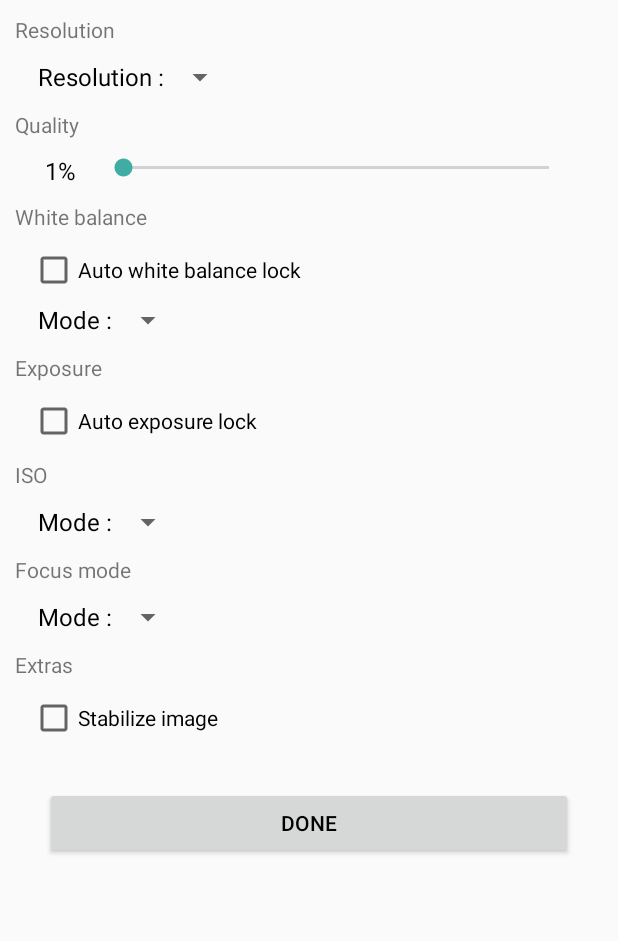
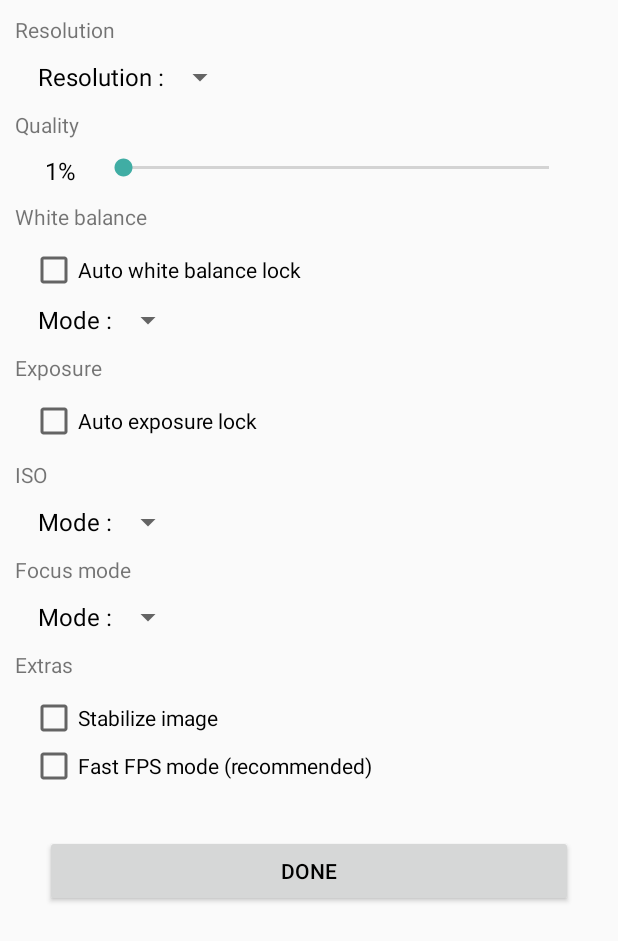
Before and after one commit to BrinedFish/BWARG-Slave, an Android app: the layout image_settings.xml on its own in the app's theme, with its tools: preview values and no code run, on a phone screen of 412 x 824 dp. Shown: the top 941 px of the screen. Run offline under Robolectric (Android 15) with nearby library versions, the phone set to English and light mode, and no system bars.

Commit message:
Added fast fps mode
Added Fast FPS mode, which is available on S3 CM11.
Rearranged the printing of parameters of the camera

```diff
--- a/app/src/main/java/com/bwarg/slave/StreamCameraActivity.java
+++ b/app/src/main/java/com/bwarg/slave/StreamCameraActivity.java
@@ -25,6 +25,7 @@ import android.content.Context;
 import android.content.Intent;
 import android.content.SharedPreferences;
 import android.hardware.Camera;
+import android.hardware.camera2.CameraCharacteristics;
 import android.net.nsd.NsdManager;
 import android.net.nsd.NsdServiceInfo;
 import android.net.wifi.WifiInfo;
@@ -86,11 +87,6 @@ public final class StreamCameraActivity extends Activity
     {
         super.onCreate(savedInstanceState);
         setContentView(R.layout.main);
-
-        Camera camera = Camera.open();
-        Camera.Parameters params = camera.getParameters();
-        Log.d(TAG, "Camera parameters : " + params.flatten().replaceAll(";", ";\n"));
-        camera.release();
 
         mPreviewDisplay = ((SurfaceView) findViewById(R.id.camera)).getHolder();
         mPreviewDisplay.setType(SurfaceHolder.SURFACE_TYPE_PUSH_BUFFERS);
--- a/app/src/main/res/layout/image_settings.xml
+++ b/app/src/main/res/layout/image_settings.xml
@@ -227,6 +227,13 @@
                     android:text="@string/image_stabilization_checkBox"
                     android:id="@+id/image_stabilization"
                     android:layout_marginLeft="20dp" />
+
+                <CheckBox
+                    android:layout_width="wrap_content"
+                    android:layout_height="wrap_content"
+                    android:text="@string/fast_fps_mode_checkbox"
+                    android:id="@+id/fast_fps_checkbox"
+                    android:layout_marginLeft="20dp" />
             </LinearLayout>
 
             <Button
--- a/app/src/main/res/values/strings.xml
+++ b/app/src/main/res/values/strings.xml
@@ -52,4 +52,5 @@
     <string name="image_stabilization_checkBox">Stabilize image</string>
     <string name="auto_exposure_lock">Auto exposure lock</string>
     <string name="mode_label">Mode : </string>
+    <string name="fast_fps_mode_checkbox">Fast FPS mode (recommended)</string>
 </resources>
```
Also changed, not shown: app/src/main/java/com/bwarg/slave/CameraStreamer.java (+66 -43 lines), app/src/main/java/com/bwarg/slave/ImageSettingsActivity.java (+19 -1 lines), app/src/main/java/com/bwarg/slave/StreamPreferences.java (+9 -0 lines), 3 other files.
